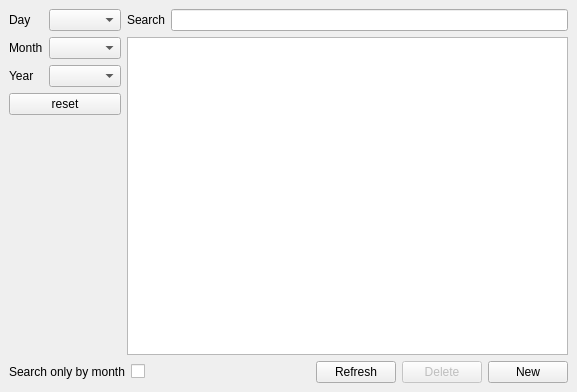
Qt form mainwindow.ui (dr3mro/SimpleStorage) before a commit.
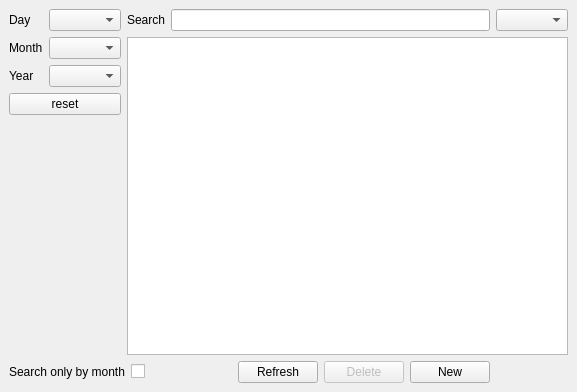
The same form after that commit. Custom widgets are drawn as their Qt base class.

Patch:
```diff
--- a/mainwindow.ui
+++ b/mainwindow.ui
@@ -149,7 +149,14 @@
       </item>
      </layout>
     </item>
-    <item row="3" column="1" rowspan="5" colspan="2">
+    <item row="2" column="3">
+     <widget class="QComboBox" name="setLang">
+      <property name="currentText">
+       <string/>
+      </property>
+     </widget>
+    </item>
+    <item row="3" column="1" rowspan="5" colspan="3">
      <widget class="QTableView" name="tableView">
       <property name="editTriggers">
        <set>QAbstractItemView::AllEditTriggers</set>
```
Left out of the diff: 56 changed lines with no effect on the pictures.
